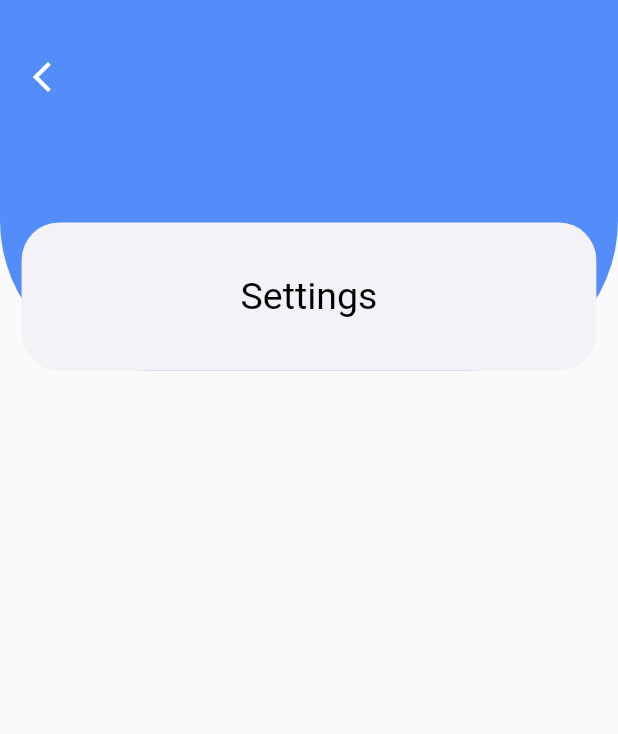
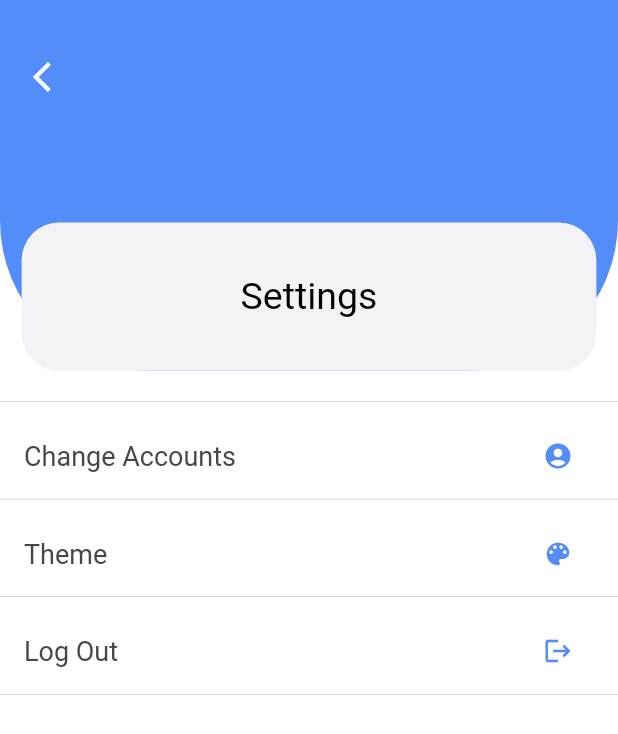
Before and after one commit to ilknurdondurma/BTWlate-Translate, a Flutter app: the settingsPage screen opened directly, on a phone screen of 412 x 824 dp. Shown: the top 734 px of the screen. Run offline on Flutter 3.47's test engine with Material 2 defaults, Android fonts, the phone set to English and light mode, and no system bars; our stand-ins replace flutter_spinkit, fluttertoast, get, get_storage, shared_preferences; missing offline and left inert: translator; accounts and stored records are empty.

Commit message:
listTiles added

```diff
--- a/lib/main.dart
+++ b/lib/main.dart
@@ -1,8 +1,10 @@
 import 'package:flutter/material.dart';
 import 'package:get/get.dart';
+import 'package:get_storage/get_storage.dart';
 import 'screens/splash.dart';
 
-void main() {
+void main() async{
+  await GetStorage.init();
   runApp(const GetMaterialApp(
     home: Translate(),
     debugShowCheckedModeBanner: false,
--- a/lib/screens/favorites.dart
+++ b/lib/screens/favorites.dart
@@ -4,6 +4,8 @@ import 'package:btwlate/ui/styles/myWidgets/myGeneralWidget.dart';
 import 'package:btwlate/ui/styles/styles/textStyles.dart';
 import 'package:flutter/material.dart';
 import 'package:get/get.dart';
+
+import '../ui/helper/uiColorsHelper.dart';
 
 class favoritesPage extends StatefulWidget {
   const favoritesPage({Key? key}) : super(key: key);
@@ -16,6 +18,7 @@ class _favoritesPageState extends State<favoritesPage> {
   @override
   Widget build(BuildContext context) {
     return Scaffold(
+      backgroundColor: UIColorsHelper.light_Background,
       body: SingleChildScrollView(
           child: Column(
             children: [
--- a/lib/screens/login.dart
+++ b/lib/screens/login.dart
@@ -1,4 +1,6 @@
 import 'package:flutter/material.dart';
+
+import '../ui/helper/uiColorsHelper.dart';
 
 class LoginPage extends StatefulWidget {
   const LoginPage({Key? key}) : super(key: key);
@@ -10,6 +12,9 @@ class LoginPage extends StatefulWidget {
 class _LoginPageState extends State<LoginPage> {
   @override
   Widget build(BuildContext context) {
-    return const Scaffold();
+    return const Scaffold(
+      backgroundColor: UIColorsHelper.light_Background,
+
+    );
   }
 }
--- a/lib/screens/settings.dart
+++ b/lib/screens/settings.dart
@@ -1,9 +1,15 @@
 import 'package:btwlate/screens/translate.dart';
+import 'package:btwlate/ui/helper/uiColorsHelper.dart';
+import 'package:btwlate/ui/helper/uiSizeHelper.dart';
+import 'package:btwlate/ui/helper/uiSpaceHelper.dart';
+import 'package:btwlate/ui/styles/myWidgets/myIconButtonWidget.dart';
+import 'package:btwlate/ui/styles/styles/decorationStyles.dart';
 import 'package:flutter/material.dart';
 import 'package:get/get.dart';
 
 import '../ui/helper/uiTextHelper.dart';
 import '../ui/styles/myWidgets/myGeneralWidget.dart';
+import '../ui/styles/myWidgets/myListTileWidget.dart';
 import '../ui/styles/styles/textStyles.dart';
 
 class settingsPage extends StatefulWidget {
@@ -17,6 +23,7 @@ class _settingsPageState extends State<settingsPage> {
   @override
   Widget build(BuildContext context) {
     return Scaffold(
+      backgroundColor: UIColorsHelper.light_Background,
       body: SingleChildScrollView(
           child: Column(
             children: [
@@ -25,8 +32,61 @@ class _settingsPageState extends State<settingsPage> {
                   iconChild: Icon(Icons.arrow_back_ios),
                   headerIconFunc: ()=>Get.offAndToNamed(TranslatePage().toString())
               ),
+              Column(
+                children: [
+                  SizedBox(height: UISpaceHelper.dynamicHeight(context, UISizeHelper.seperateHeight_gh_t1),),
+                  ListTileContainer(
+                    text: UITextHelper.changeAccount,
+                    color: UIColorsHelper.light_settingsIconColor,
+                    size: UISizeHelper.inBoxIconsSize,
+                    onPressed: (){print("change account");},
+                    icon: Icons.account_circle_rounded,
+
+                  ),
+                  ListTileContainer(
+                    text: UITextHelper.theme,
+                    color: UIColorsHelper.light_settingsIconColor,
+                    size: UISizeHelper.inBoxIconsSize,
+                    onPressed:(){print("theme");},
+                    icon: Icons.color_lens,
+
+                  ),
+                  ListTileContainer(
+                    text: UITextHelper.logOut,
+                    color: UIColorsHelper.light_settingsIconColor,
+                    size: UISizeHelper.inBoxIconsSize,
+                    onPressed: (){print("exit");},
+                    icon: Icons.logout,
+
+                  ),
+
+                ],
+              )
+
+
             ],
           )),
     );
   }
 }
+
+
+// SizedBox(height: UISpaceHelper.dynamicHeight(context, UISizeHelper.seperateHeight_gh_t1),),
+// Divider(color: UIColorsHelper.light_divider_Color,),
+// ListTile(
+// title: Text(UITextHelper.changeAccount,style: UITextStyles.settingsPageStyle,),
+// onTap: ()=>Get.to(()=>null),
+// ),
+// Divider(color: UIColorsHelper.light_divider_Color,),
+//
+// ListTile(
+// title: Text(UITextHelper.theme,style: UITextStyles.settingsPageStyle,),
+// onTap: ()=>Get.to(()=>null),
+// ),
+// Divider(color: UIColorsHelper.light_divider_Color,),
+//
+// ListTile(
+// title: Text(UITextHelper.logOut,style: UITextStyles.settingsPageStyle,),
+// onTap: ()=>Get.to(()=>null),
+// ),
+// Divider(color: UIColorsHelper.light_divider_Color,),
--- a/lib/screens/translate.dart
+++ b/lib/screens/translate.dart
@@ -209,10 +209,12 @@ class _TranslatePageState extends State<TranslatePage> {
                               size: UISizeHelper.inBoxIconsSize,
                               onPressed: InBoxIconsController.voiceControllerOutput),
                         ],),
+                        SizedBox(height: 15,),
                         Obx(()=>SelectableText(
                           maxLines: null,
                           "${TransalateButtonController.responseTranslate.value}"??"",
                           textAlign: TextAlign.start,
+                          style: UITextStyles.translatePageResponseTextStyle,
                         ),
                         ),
                       ],
--- a/lib/ui/helper/uiColorsHelper.dart
+++ b/lib/ui/helper/uiColorsHelper.dart
@@ -41,6 +41,8 @@ class UIColorsHelper{
   static const Color light_heaader_IconColor = Color(0xFFFFFFFF);
   static const Color dark_body_IconColor = Color(0xFFFFFFFF);
   static const Color light_body_IconColor = Color(0xff8d8d8d);
+  static const Color light_settingsIconColor = Color(0xff528df9);
+
 
   //splash colors
   static const Color splashIconColor=Color(0xFF000000);
@@ -64,8 +66,13 @@ class UIColorsHelper{
   static const Color light_notificationColor = Color(0xFFC8D8F6);
   static const Color light_notificationTextColor = Color(0xff8d8d8d);
 
-  // error text color
-  static const Color errorColor = Color(0xffe10606);
+
+  // listtile  COLOR
+  static const Color light_ListTile_border_Color=Color(0xff9fa1a6);
+  static const Color light_ListTile_text_color=Color(0xff454749);
+
+
+
 
 
 
--- a/lib/ui/helper/uiSizeHelper.dart
+++ b/lib/ui/helper/uiSizeHelper.dart
@@ -32,6 +32,10 @@ class UISizeHelper{
   // drawer sizes
   static const double drawerAvatarRadius = 40;
 
+  // listtile sizes
+  static const double listTileRadius = 0;
+  static const double listTileHeight = 65;
+
 
 
   // icons sizes
--- /dev/null
+++ b/lib/ui/styles/myWidgets/myListTileWidget.dart
@@ -0,0 +1,45 @@
+import 'package:flutter/material.dart';
+
+import '../../helper/uiSizeHelper.dart';
+import '../styles/decorationStyles.dart';
+import '../styles/textStyles.dart';
+import 'myIconButtonWidget.dart';
+
+class ListTileContainer extends StatelessWidget {
+  final String text;
+  final IconData icon;
+  final Color color;
+  final double size;
+  final Function() onPressed;
+
+  const ListTileContainer({
+    super.key,
+    required this.text,
+    required this.icon,
+    required this.color,
+    required this.size,
+    required this.onPressed
+  });
+
+  @override
+  Widget build(BuildContext context) {
+    return Container(
+      decoration: UIDecorationStyles.settingsListTileContainerStyle,
+      height: UISizeHelper.listTileHeight,
+      child: GestureDetector(
+        onTap: ()=>onPressed(),
+        child: ListTile(
+          title: Center(
+            child: Row(
+              mainAxisAlignment: MainAxisAlignment.spaceBetween,
+              children: [
+                Text(text,style: UITextStyles.settingsPageStyle,),
+                MyIconButtonWidget(icon: icon, color: color, size: size, onPressed: ()=>onPressed())
+              ],
+            ),
+          ),
+        ),
+      ),
+    );
+  }
+}
--- a/lib/ui/styles/styles/decorationStyles.dart
+++ b/lib/ui/styles/styles/decorationStyles.dart
@@ -23,4 +23,10 @@ class UIDecorationStyles {
       color: UIColorsHelper.light_TranslateButtonBackground,
       borderRadius: BorderRadius.circular(UISizeHelper.translateButtonContainerCircular),);
 
+  static BoxDecoration settingsListTileContainerStyle = BoxDecoration(
+    color: UIColorsHelper.light_Background,
+    borderRadius: BorderRadius.circular(UISizeHelper.listTileRadius),
+    border: Border.all(strokeAlign:1,color: UIColorsHelper.light_ListTile_border_Color, width: 0.25 )
+
+  );
 }
--- a/lib/ui/styles/styles/textStyles.dart
+++ b/lib/ui/styles/styles/textStyles.dart
@@ -20,9 +20,19 @@ class UITextStyles {
       fontSize: 30,
       );
 
+  static TextStyle translatePageResponseTextStyle = const TextStyle(
+    color: UIColorsHelper.light_ListTile_text_color,
+    fontSize: 16,
+  );
+
   static TextStyle translatePageButtonStyle = const TextStyle(
     color: UIColorsHelper.translateButtonItemColor,
     fontSize: 20,
+  );
+
+  static TextStyle settingsPageStyle = const TextStyle(
+    color: UIColorsHelper.light_ListTile_text_color,
+    fontSize: 18,
   );
   static TextStyle drawerHeaderTextStyle = const TextStyle(
     color: UIColorsHelper.light_Drawer_header_textColor,
--- a/pubspec.yaml
+++ b/pubspec.yaml
@@ -41,6 +41,7 @@ dependencies:
   flutter_spinkit: ^5.1.0
   fluttertoast: ^8.2.1
   shared_preferences: ^2.0.20
+  get_storage: ^2.1.1
 
 
 dev_dependencies:
```
Also changed, not shown: pubspec.lock.
